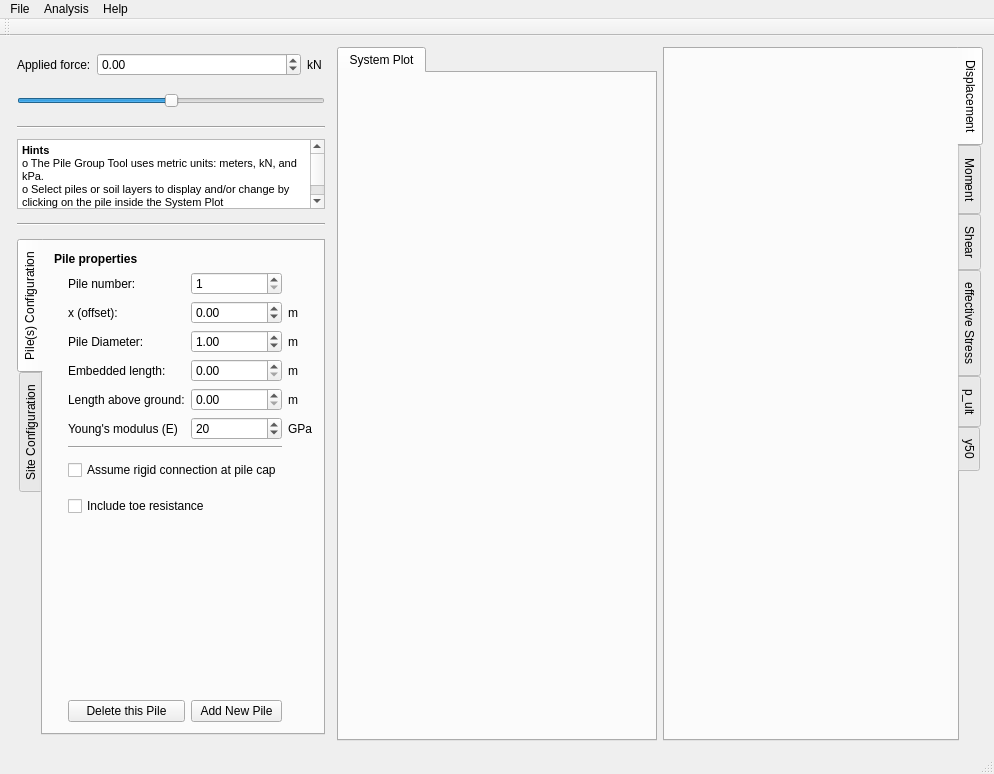
Before: the Qt Designer form mainwindow.ui in NHERI-SimCenter/PileGroupTool, drawn with Qt 5.
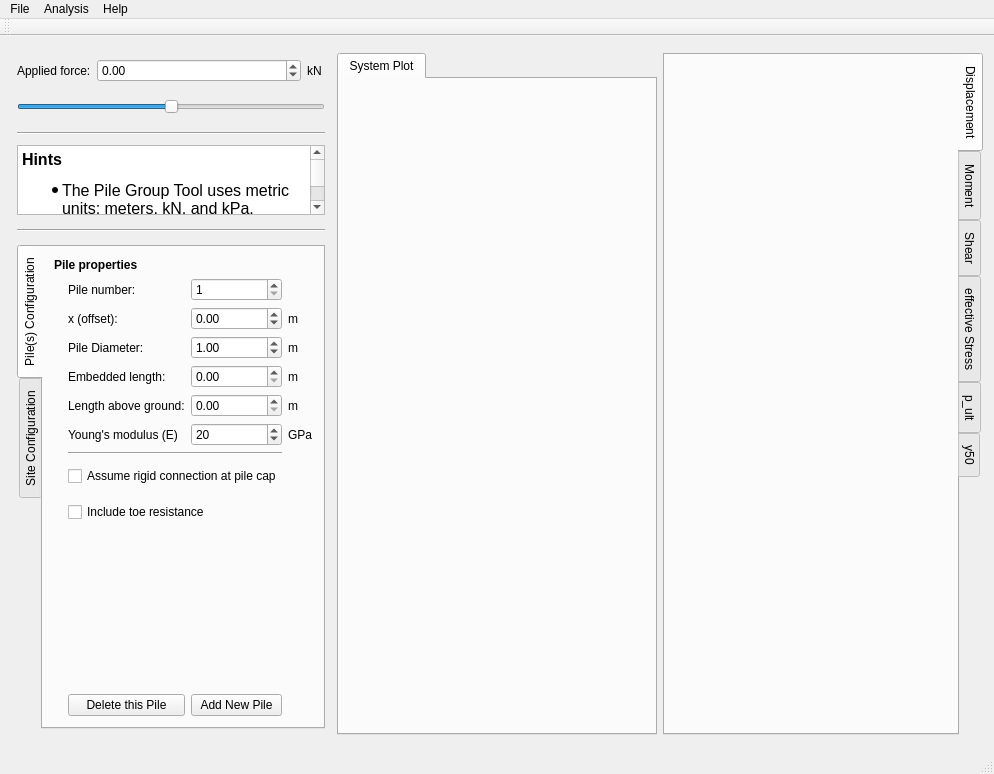
After: the same form once the commit is applied. Custom widgets are drawn as their Qt base class.

Commit message: Adding the SimCenter layout

```diff
--- a/mainwindow.ui
+++ b/mainwindow.ui
@@ -26,8 +26,145 @@
    <string>MainWindow</string>
   </property>
   <widget class="QWidget" name="centralWidget">
-   <layout class="QHBoxLayout" name="horizontalLayout_3">
-    <item>
+   <layout class="QGridLayout" name="gridLayout_11">
+    <item row="1" column="2">
+     <widget class="QTabWidget" name="tabWidget">
+      <property name="sizePolicy">
+       <sizepolicy hsizetype="Expanding" vsizetype="Expanding">
+        <horstretch>3</horstretch>
+        <verstretch>1</verstretch>
+       </sizepolicy>
+      </property>
+      <property name="minimumSize">
+       <size>
+        <width>0</width>
+        <height>0</height>
+       </size>
+      </property>
+      <property name="tabPosition">
+       <enum>QTabWidget::East</enum>
+      </property>
+      <property name="currentIndex">
+       <number>0</number>
+      </property>
+      <widget class="QWidget" name="displacement">
+       <attribute name="title">
+        <string>Displacement</string>
+       </attribute>
+       <layout class="QGridLayout" name="gridLayout_3">
+        <item row="0" column="0">
+         <widget class="QCustomPlot" name="displPlot" native="true">
+          <property name="sizePolicy">
+           <sizepolicy hsizetype="MinimumExpanding" vsizetype="Preferred">
+            <horstretch>3</horstretch>
+            <verstretch>0</verstretch>
+           </sizepolicy>
+          </property>
+          <property name="minimumSize">
+           <size>
+            <width>200</width>
+            <height>0</height>
+           </size>
+          </property>
+         </widget>
+        </item>
+       </layout>
+      </widget>
+      <widget class="QWidget" name="moment">
+       <attribute name="title">
+        <string>Moment</string>
+       </attribute>
+       <layout class="QGridLayout" name="gridLayout_5">
+        <item row="0" column="0">
+         <widget class="QCustomPlot" name="momentPlot" native="true"/>
+        </item>
+       </layout>
+      </widget>
+      <widget class="QWidget" name="shear">
+       <attribute name="title">
+        <string>Shear</string>
+       </attribute>
+       <layout class="QGridLayout" name="gridLayout_4">
+        <item row="0" column="0">
+         <widget class="QCustomPlot" name="shearPlot" native="true"/>
+        </item>
+       </layout>
+      </widget>
+      <widget class="QWidget" name="stress">
+       <attribute name="title">
+        <string>effective Stress</string>
+       </attribute>
+       <layout class="QGridLayout" name="gridLayout_6">
+        <item row="0" column="0">
+         <widget class="QCustomPlot" name="stressPlot" native="true"/>
+        </item>
+       </layout>
+      </widget>
+      <widget class="QWidget" name="pult">
+       <attribute name="title">
+        <string>p_ult</string>
+       </attribute>
+       <layout class="QGridLayout" name="gridLayout_7">
+        <item row="0" column="0">
+         <widget class="QCustomPlot" name="pultPlot" native="true"/>
+        </item>
+       </layout>
+      </widget>
+      <widget class="QWidget" name="y50">
+       <attribute name="title">
+        <string>y50</string>
+       </attribute>
+       <layout class="QGridLayout" name="gridLayout_8">
+        <item row="0" column="0">
+         <widget class="QCustomPlot" name="y50Plot" native="true"/>
+        </item>
+       </layout>
+      </widget>
+     </widget>
+    </item>
+    <item row="1" column="1">
+     <widget class="QTabWidget" name="tabWidget_system">
+      <property name="sizePolicy">
+       <sizepolicy hsizetype="Expanding" vsizetype="Expanding">
+        <horstretch>3</horstretch>
+        <verstretch>0</verstretch>
+       </sizepolicy>
+      </property>
+      <property name="minimumSize">
+       <size>
+        <width>0</width>
+        <height>0</height>
+       </size>
+      </property>
+      <property name="currentIndex">
+       <number>0</number>
+      </property>
+      <widget class="QWidget" name="tab">
+       <attribute name="title">
+        <string>System Plot</string>
+       </attribute>
+       <layout class="QGridLayout" name="gridLayout_2">
+        <item row="0" column="0">
+         <widget class="QCustomPlot" name="systemPlot" native="true">
+          <property name="sizePolicy">
+           <sizepolicy hsizetype="MinimumExpanding" vsizetype="Preferred">
+            <horstretch>3</horstretch>
+            <verstretch>0</verstretch>
+           </sizepolicy>
+          </property>
+          <property name="minimumSize">
+           <size>
+            <width>200</width>
+            <height>0</height>
+           </size>
+          </property>
+         </widget>
+        </item>
+       </layout>
+      </widget>
+     </widget>
+    </item>
+    <item row="1" column="0">
      <layout class="QVBoxLayout" name="verticalLayout">
       <property name="spacing">
        <number>10</number>
@@ -124,18 +261,26 @@
         <property name="sizePolicy">
          <sizepolicy hsizetype="Expanding" vsizetype="Preferred">
           <horstretch>0</horstretch>
-          <verstretch>3</verstretch>
+          <verstretch>1</verstretch>
          </sizepolicy>
         </property>
+        <property name="font">
+         <font>
+          <pointsize>12</pointsize>
+         </font>
+        </property>
         <property name="html">
          <string>&lt;!DOCTYPE HTML PUBLIC &quot;-//W3C//DTD HTML 4.0//EN&quot; &quot;http://www.w3.org/TR/REC-html40/strict.dtd&quot;&gt;
 &lt;html&gt;&lt;head&gt;&lt;meta name=&quot;qrichtext&quot; content=&quot;1&quot; /&gt;&lt;style type=&quot;text/css&quot;&gt;
 p, li { white-space: pre-wrap; }
-&lt;/style&gt;&lt;/head&gt;&lt;body style=&quot; font-family:'MS Shell Dlg 2'; font-size:7.875pt; font-weight:400; font-style:normal;&quot;&gt;
-&lt;p style=&quot; margin-top:0px; margin-bottom:0px; margin-left:0px; margin-right:0px; -qt-block-indent:0; text-indent:0px;&quot;&gt;&lt;span style=&quot; font-size:8pt; font-weight:600;&quot;&gt;Hints&lt;/span&gt;&lt;span style=&quot; font-size:8pt;&quot;&gt; &lt;/span&gt;&lt;/p&gt;
-&lt;p style=&quot; margin-top:0px; margin-bottom:0px; margin-left:0px; margin-right:0px; -qt-block-indent:0; text-indent:0px;&quot;&gt;&lt;span style=&quot; font-size:8pt;&quot;&gt;o The Pile Group Tool uses metric units: meters, kN, and kPa. &lt;/span&gt;&lt;/p&gt;
-&lt;p style=&quot; margin-top:0px; margin-bottom:0px; margin-left:0px; margin-right:0px; -qt-block-indent:0; text-indent:0px;&quot;&gt;&lt;span style=&quot; font-size:8pt;&quot;&gt;o Select piles or soil layers to display and/or change by clicking on the pile inside the System Plot &lt;/span&gt;&lt;/p&gt;
-&lt;p style=&quot; margin-top:0px; margin-bottom:0px; margin-left:0px; margin-right:0px; -qt-block-indent:0; text-indent:0px;&quot;&gt;&lt;span style=&quot; font-size:8pt;&quot;&gt;o go to Preferences to select which result plots are shown.&lt;/span&gt;&lt;/p&gt;&lt;/body&gt;&lt;/html&gt;</string>
+&lt;/style&gt;&lt;/head&gt;&lt;body style=&quot; font-family:'.SF NS Text'; font-size:12pt; font-weight:400; font-style:normal;&quot;&gt;
+&lt;p style=&quot; margin-top:0px; margin-bottom:0px; margin-left:0px; margin-right:0px; -qt-block-indent:0; text-indent:0px;&quot;&gt;&lt;span style=&quot; font-weight:600;&quot;&gt;Hints&lt;/span&gt; &lt;/p&gt;
+&lt;ul style=&quot;margin-top: 0px; margin-bottom: 0px; margin-left: 0px; margin-right: 0px; -qt-list-indent: 1;&quot;&gt;&lt;li style=&quot; margin-top:12px; margin-bottom:0px; margin-left:0px; margin-right:0px; -qt-block-indent:0; text-indent:0px;&quot;&gt;The Pile Group Tool uses metric units: meters, kN, and kPa. &lt;/li&gt;
+&lt;li style=&quot; margin-top:0px; margin-bottom:0px; margin-left:0px; margin-right:0px; -qt-block-indent:0; text-indent:0px;&quot;&gt;Select piles or soil layers to display and/or change by clicking on the pile inside the System Plot &lt;/li&gt;
+&lt;li style=&quot; margin-top:0px; margin-bottom:12px; margin-left:0px; margin-right:0px; -qt-block-indent:0; text-indent:0px;&quot;&gt;go to Preferences to select which result plots are shown. &lt;/li&gt;&lt;/ul&gt;&lt;/body&gt;&lt;/html&gt;</string>
+        </property>
+        <property name="acceptRichText">
+         <bool>false</bool>
         </property>
        </widget>
       </item>
@@ -697,141 +842,24 @@
       </item>
      </layout>
     </item>
-    <item>
-     <widget class="QTabWidget" name="tabWidget_system">
-      <property name="sizePolicy">
-       <sizepolicy hsizetype="Expanding" vsizetype="Expanding">
-        <horstretch>3</horstretch>
-        <verstretch>0</verstretch>
-       </sizepolicy>
-      </property>
+    <item row="0" column="0" colspan="3">
+     <widget class="HeaderWidget" name="headerWidget" native="true">
       <property name="minimumSize">
        <size>
         <width>0</width>
         <height>0</height>
        </size>
       </property>
-      <property name="currentIndex">
-       <number>0</number>
-      </property>
-      <widget class="QWidget" name="tab">
-       <attribute name="title">
-        <string>System Plot</string>
-       </attribute>
-       <layout class="QGridLayout" name="gridLayout_2">
-        <item row="0" column="0">
-         <widget class="QCustomPlot" name="systemPlot" native="true">
-          <property name="sizePolicy">
-           <sizepolicy hsizetype="MinimumExpanding" vsizetype="Preferred">
-            <horstretch>3</horstretch>
-            <verstretch>0</verstretch>
-           </sizepolicy>
-          </property>
-          <property name="minimumSize">
-           <size>
-            <width>200</width>
-            <height>0</height>
-           </size>
-          </property>
-         </widget>
-        </item>
-       </layout>
-      </widget>
      </widget>
     </item>
-    <item>
-     <widget class="QTabWidget" name="tabWidget">
-      <property name="sizePolicy">
-       <sizepolicy hsizetype="Expanding" vsizetype="Expanding">
-        <horstretch>3</horstretch>
-        <verstretch>1</verstretch>
-       </sizepolicy>
-      </property>
+    <item row="2" column="0" colspan="3">
+     <widget class="FooterWidget" name="footerWidget" native="true">
       <property name="minimumSize">
        <size>
         <width>0</width>
         <height>0</height>
        </size>
       </property>
-      <property name="tabPosition">
-       <enum>QTabWidget::East</enum>
-      </property>
-      <property name="currentIndex">
-       <number>0</number>
-      </property>
-      <widget class="QWidget" name="displacement">
-       <attribute name="title">
-        <string>Displacement</string>
-       </attribute>
-       <layout class="QGridLayout" name="gridLayout_3">
-        <item row="0" column="0">
-         <widget class="QCustomPlot" name="displPlot" native="true">
-          <property name="sizePolicy">
-           <sizepolicy hsizetype="MinimumExpanding" vsizetype="Preferred">
-            <horstretch>3</horstretch>
-            <verstretch>0</verstretch>
-           </sizepolicy>
-          </property>
-          <property name="minimumSize">
-           <size>
-            <width>200</width>
-            <height>0</height>
-           </size>
-          </property>
-         </widget>
-        </item>
-       </layout>
-      </widget>
-      <widget class="QWidget" name="moment">
-       <attribute name="title">
-        <string>Moment</string>
-       </attribute>
-       <layout class="QGridLayout" name="gridLayout_5">
-        <item row="0" column="0">
-         <widget class="QCustomPlot" name="momentPlot" native="true"/>
-        </item>
-       </layout>
-      </widget>
-      <widget class="QWidget" name="shear">
-       <attribute name="title">
-        <string>Shear</string>
-       </attribute>
-       <layout class="QGridLayout" name="gridLayout_4">
-        <item row="0" column="0">
-         <widget class="QCustomPlot" name="shearPlot" native="true"/>
-        </item>
-       </layout>
-      </widget>
-      <widget class="QWidget" name="stress">
-       <attribute name="title">
-        <string>effective Stress</string>
-       </attribute>
-       <layout class="QGridLayout" name="gridLayout_6">
-        <item row="0" column="0">
-         <widget class="QCustomPlot" name="stressPlot" native="true"/>
-        </item>
-       </layout>
-      </widget>
-      <widget class="QWidget" name="pult">
-       <attribute name="title">
-        <string>p_ult</string>
-       </attribute>
-       <layout class="QGridLayout" name="gridLayout_7">
-        <item row="0" column="0">
-         <widget class="QCustomPlot" name="pultPlot" native="true"/>
-        </item>
-       </layout>
-      </widget>
-      <widget class="QWidget" name="y50">
-       <attribute name="title">
-        <string>y50</string>
-       </attribute>
-       <layout class="QGridLayout" name="gridLayout_8">
-        <item row="0" column="0">
-         <widget class="QCustomPlot" name="y50Plot" native="true"/>
-        </item>
-       </layout>
-      </widget>
      </widget>
     </item>
    </layout>
@@ -954,6 +982,18 @@
    <header>qcustomplot.h</header>
    <container>1</container>
   </customwidget>
+  <customwidget>
+   <class>FooterWidget</class>
+   <extends>QWidget</extends>
+   <header>../widgets/Common/footerwidget.h</header>
+   <container>1</container>
+  </customwidget>
+  <customwidget>
+   <class>HeaderWidget</class>
+   <extends>QWidget</extends>
+   <header>../widgets/Common/headerwidget.h</header>
+   <container>1</container>
+  </customwidget>
  </customwidgets>
  <resources/>
  <connections/>
```
Left out of the diff: 2 changed lines with no effect on the pictures. The commit also changes 7 other files.
